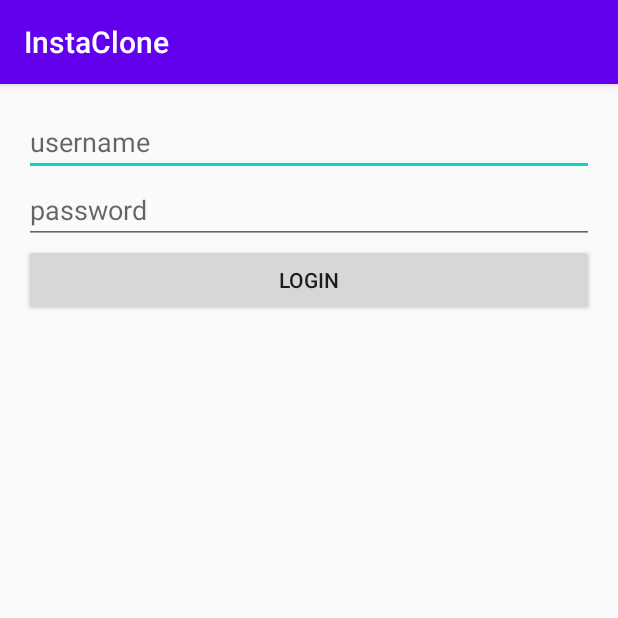
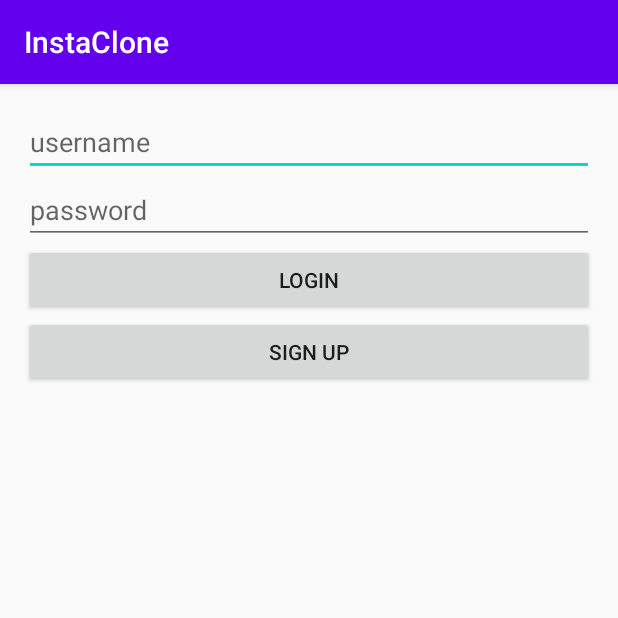
Before and after one commit to izazizan/InstaClone, an Android app: the screen it shows after launch (LoginActivity), on a phone screen of 412 x 824 dp, the top half of it. Run offline under Robolectric (Android 15) with nearby library versions, the phone set to English and light mode, and no system bars; libraries missing offline, so code that uses them is left out: com.parse; 3 statements that could not run were skipped.

```diff
--- a/app/src/main/res/layout/activity_login.xml
+++ b/app/src/main/res/layout/activity_login.xml
@@ -33,4 +33,11 @@
         android:ems="10"
         android:hint="password"
         android:inputType="textPassword" />
+
+    <Button
+        android:id="@+id/btnSignUp"
+        android:layout_width="match_parent"
+        android:layout_height="wrap_content"
+        android:layout_below="@+id/btnLogin"
+        android:text="Sign Up" />
 </RelativeLayout>
--- a/app/src/main/res/layout/activity_main.xml
+++ b/app/src/main/res/layout/activity_main.xml
@@ -45,4 +45,10 @@
         android:layout_centerHorizontal="true"
         android:text="Submit" />
 
+    <Button
+        android:id="@+id/btnLogout"
+        android:layout_width="match_parent"
+        android:layout_height="wrap_content"
+        android:text="Log Out" />
+
 </LinearLayout>
```
Also changed, not shown: app/src/main/java/com/example/instaclone/LoginActivity.java (+35 -1 lines), app/src/main/java/com/example/instaclone/MainActivity.java (+18 -0 lines).
